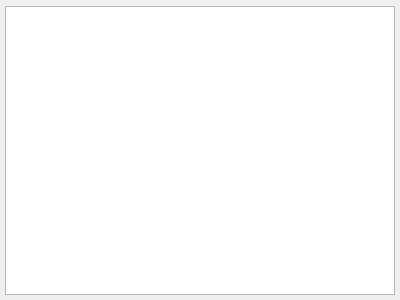
Above: quickevent/app/plugins/qml/Runs/src/runswidget.ui from Quick-Event/quickbox before the change. Below: the same form after it.
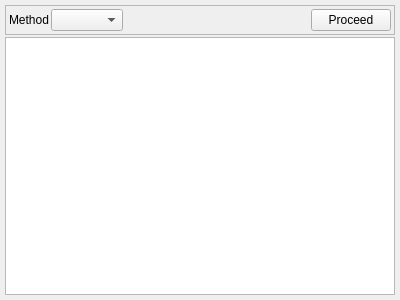
That is the form after the change. Custom widgets are drawn as their Qt base class.

Commit message:
quickevent: simple randow number class draw implemented
* all checks like competitors from same club are still missing

```diff
--- a/quickevent/app/plugins/qml/Runs/src/runswidget.ui
+++ b/quickevent/app/plugins/qml/Runs/src/runswidget.ui
@@ -35,6 +35,60 @@
    <property name="bottomMargin">
     <number>5</number>
    </property>
+   <item>
+    <widget class="QFrame" name="frmDrawing">
+     <property name="frameShape">
+      <enum>QFrame::StyledPanel</enum>
+     </property>
+     <property name="frameShadow">
+      <enum>QFrame::Raised</enum>
+     </property>
+     <layout class="QHBoxLayout" name="horizontalLayout_2">
+      <property name="leftMargin">
+       <number>3</number>
+      </property>
+      <property name="topMargin">
+       <number>3</number>
+      </property>
+      <property name="rightMargin">
+       <number>3</number>
+      </property>
+      <property name="bottomMargin">
+       <number>3</number>
+      </property>
+      <item>
+       <widget class="QLabel" name="label">
+        <property name="text">
+         <string>Method</string>
+        </property>
+       </widget>
+      </item>
+      <item>
+       <widget class="QComboBox" name="cbxDrawMethod"/>
+      </item>
+      <item>
+       <spacer name="horizontalSpacer_2">
+        <property name="orientation">
+         <enum>Qt::Horizontal</enum>
+        </property>
+        <property name="sizeHint" stdset="0">
+         <size>
+          <width>40</width>
+          <height>20</height>
+         </size>
+        </property>
+       </spacer>
+      </item>
+      <item>
+       <widget class="QPushButton" name="btDraw">
+        <property name="text">
+         <string>Proceed</string>
+        </property>
+       </widget>
+      </item>
+     </layout>
+    </widget>
+   </item>
    <item>
     <widget class="qf::qmlwidgets::TableViewToolBar" name="tblRunsToolBar" native="true"/>
    </item>
@@ -43,6 +97,7 @@
    </item>
   </layout>
  </widget>
+ <layoutdefault spacing="2" margin="3"/>
  <customwidgets>
   <customwidget>
    <class>qf::qmlwidgets::TableView</class>
```
Left out of the diff: 2 changed lines with no effect on the pictures. The commit also changes 7 other files.
